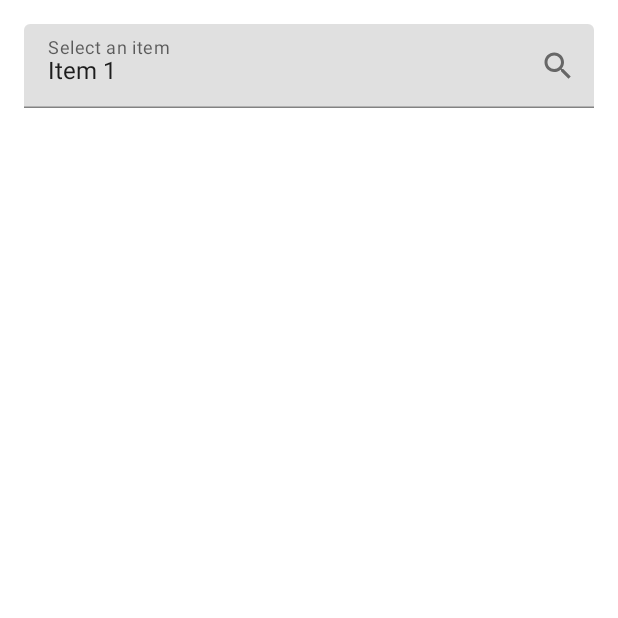
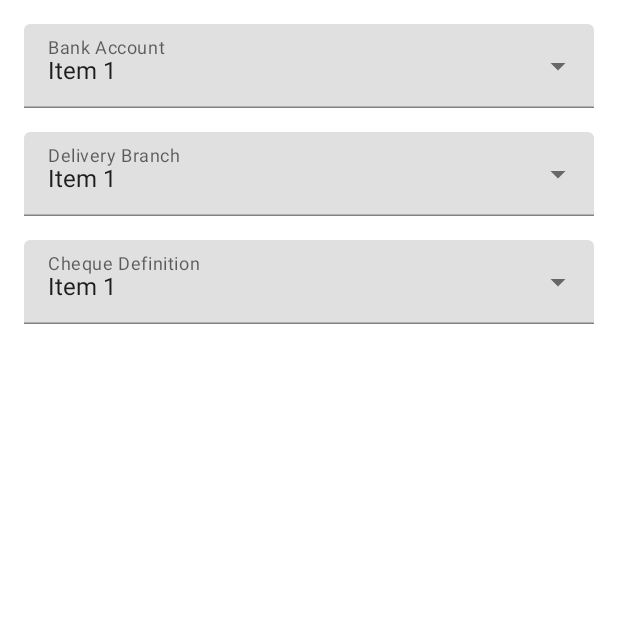
Before and after one commit to AbuSayedMasud/Capita, an Android app built with Jetpack Compose: the composable OrderChequeRequestScreen shown on its own in the app's theme, on a phone screen of 412 x 824 dp, the top half of it. Run offline under Robolectric (Android 15) with nearby library versions, the phone set to English and light mode, and no system bars; 5 statements that could not run were skipped.

Commit message:
added chequebook page

```diff
--- a/app/src/main/java/com/example/capita/home/serviceScreen/OrderChequeRequest/OrderChequeRequestScreen.kt
+++ b/app/src/main/java/com/example/capita/home/serviceScreen/OrderChequeRequest/OrderChequeRequestScreen.kt
@@ -14,18 +14,15 @@ import androidx.compose.material.Scaffold
 import androidx.compose.material.Text
 import androidx.compose.material.TextField
 import androidx.compose.material.icons.Icons
+import androidx.compose.material.icons.filled.ArrowDropDown
 import androidx.compose.material.icons.filled.Close
-import androidx.compose.material.icons.filled.Search
 import androidx.compose.runtime.Composable
 import androidx.compose.runtime.getValue
 import androidx.compose.runtime.mutableStateOf
 import androidx.compose.runtime.remember
 import androidx.compose.runtime.setValue
 import androidx.compose.ui.Modifier
-import androidx.compose.ui.platform.LocalContext
 import androidx.compose.ui.unit.dp
-import com.example.capita.home.menuScreen.ThemeActivity.ColorSelectionViewModel
-import com.example.capita.home.shell.MyAppBar
 
 @SuppressLint("UnusedMaterialScaffoldPaddingParameter")
 @Composable
@@ -45,14 +42,78 @@ fun OrderChequeRequestScreen() {
                 TextField(
                     value = selectedDropdownItem,
                     onValueChange = { selectedDropdownItem = it },
-                    label = { Text("Select an item") },
+                    label = { Text("Bank Account") },
                     modifier = Modifier.fillMaxWidth(),
                     trailingIcon = {
                         IconButton(
                             onClick = { isDropdownExpanded = !isDropdownExpanded },
                         ) {
                             Icon(
-                                if (isDropdownExpanded) Icons.Default.Close else Icons.Default.Search,
+                                if (isDropdownExpanded) Icons.Default.Close else Icons.Default.ArrowDropDown,
+                                contentDescription = null,
+                            )
+                        }
+                    },
+                )
+                DropdownMenu(
+                    expanded = isDropdownExpanded,
+                    onDismissRequest = { isDropdownExpanded = false },
+                ) {
+                    dropdownItems.forEach { item ->
+                        DropdownMenuItem(
+                            onClick = {
+                                selectedDropdownItem = item
+                                isDropdownExpanded = false
+                            },
+                        ) {
+                            Text(text = item)
+                        }
+                    }
+                }
+                TextField(
+                    value = selectedDropdownItem,
+                    onValueChange = { selectedDropdownItem = it },
+                    label = { Text("Delivery Branch") },
+                    modifier = Modifier.fillMaxWidth(),
+                    trailingIcon = {
+                        IconButton(
+                            onClick = { isDropdownExpanded = !isDropdownExpanded },
+                        ) {
+                            Icon(
+                                if (isDropdownExpanded) Icons.Default.Close else Icons.Default.ArrowDropDown,
+                                contentDescription = null,
+                            )
+                        }
+                    },
+                )
+
+                DropdownMenu(
+                    expanded = isDropdownExpanded,
+                    onDismissRequest = { isDropdownExpanded = false },
+                ) {
+                    dropdownItems.forEach { item ->
+                        DropdownMenuItem(
+                            onClick = {
+                                selectedDropdownItem = item
+                                isDropdownExpanded = false
+                            },
+                        ) {
+                            Text(text = item)
+                        }
+                    }
+                }
+
+                TextField(
+                    value = selectedDropdownItem,
+                    onValueChange = { selectedDropdownItem = it },
+                    label = { Text("Cheque Definition") },
+                    modifier = Modifier.fillMaxWidth(),
+                    trailingIcon = {
+                        IconButton(
+                            onClick = { isDropdownExpanded = !isDropdownExpanded },
+                        ) {
+                            Icon(
+                                if (isDropdownExpanded) Icons.Default.Close else Icons.Default.ArrowDropDown,
                                 contentDescription = null,
                             )
                         }
--- /dev/null
+++ b/service-protype/src/main/java/com/example/capita/service/service/OrderChequeRequest/OrderChequeRequestImpl.kt
@@ -0,0 +1,4 @@
+package com.example.capita.service.service.OrderChequeRequest
+
+class OrderChequeRequestImpl {
+}
```
